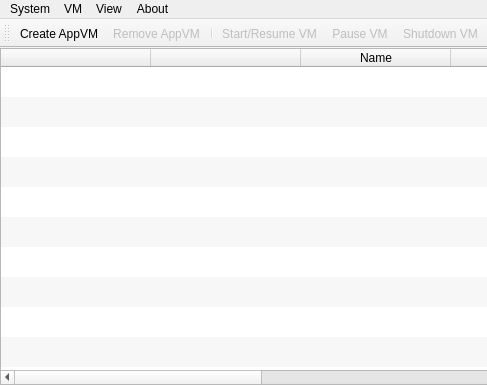
Qt form mainwindow.ui (QubesOS/qubes-manager) before a commit; both pictures show x 0 to 487 and y 0 to 385 of the 769 by 385 pixel window.
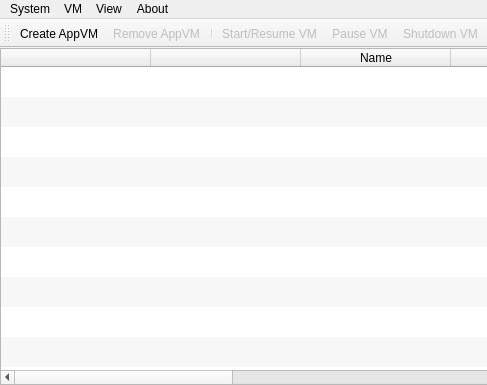
The same form after that commit. Icons and pictures are not drawn.

Commit message: Add 'Requested MEM' column (aka prefmem) (#788)

```diff
--- a/mainwindow.ui
+++ b/mainwindow.ui
@@ -118,7 +118,7 @@
        <number>10</number>
       </property>
       <property name="columnCount">
-       <number>15</number>
+       <number>17</number>
       </property>
       <attribute name="horizontalHeaderCascadingSectionResizes">
        <bool>false</bool>
@@ -217,6 +217,16 @@
         <string>Memory usage graph</string>
        </property>
       </column>
+      <column>
+       <property name="text">
+        <string>Req MEM</string>
+       </property>
+      </column>
+      <column>
+       <property name="text">
+        <string>Req MEM Graph</string>
+       </property>
+      </column>
       <column>
        <property name="text">
         <string>Size</string>
```
Left out of the diff: 24 changed lines with no effect on the pictures. The commit also changes 1 other file.
